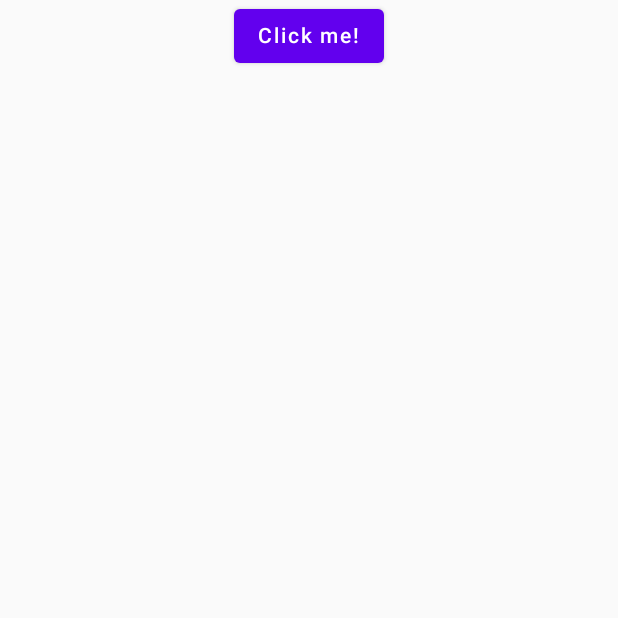
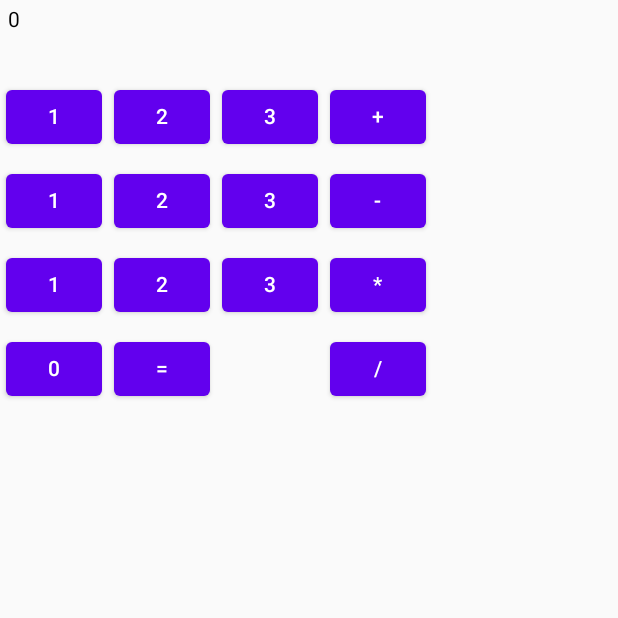
Before and after one commit to GreatOJ/MultiCalculator, an Android app built with Jetpack Compose: the screen it shows after launch (MainActivity), on a phone screen of 412 x 824 dp, the top half of it. Run offline under Robolectric (Android 15) with nearby library versions, the phone set to English and light mode, and no system bars.

Commit message:
Resolved CalcView Rows and column issues to match desired interface

```diff
--- a/composeApp/src/androidMain/kotlin/org/example/multicalculator/MainActivity.kt
+++ b/composeApp/src/androidMain/kotlin/org/example/multicalculator/MainActivity.kt
@@ -4,21 +4,110 @@ import App
 import android.os.Bundle
 import androidx.activity.ComponentActivity
 import androidx.activity.compose.setContent
+import androidx.compose.foundation.layout.Column
+import androidx.compose.foundation.layout.Row
+import androidx.compose.foundation.layout.fillMaxWidth
+import androidx.compose.foundation.layout.height
+import androidx.compose.foundation.layout.padding
+import androidx.compose.material.Button
+import androidx.compose.material.Text
 import androidx.compose.runtime.Composable
+import androidx.compose.runtime.MutableState
+import androidx.compose.runtime.mutableStateOf
+import androidx.compose.runtime.remember
+import androidx.compose.ui.Modifier
 import androidx.compose.ui.tooling.preview.Preview
+import androidx.compose.ui.unit.dp
 
 class MainActivity : ComponentActivity() {
+
     override fun onCreate(savedInstanceState: Bundle?) {
         super.onCreate(savedInstanceState)
 
         setContent {
-            App()
+            CalcView()
         }
     }
+    @Preview
+    @Composable
+    fun CalcView() {
+        val displayText = remember { mutableStateOf("0") }
+        Column {
+            Row{
+                CalcDisplay(displayText)
+            }
+            Row {
+                Column {
+                    for (num in 7 downTo 1 step 3) {
+                        CalcRow(displayText, startNum = 1, numButtons = 3)
+                    }
+
+                    Row {
+                        CalcNumericButton(0, displayText)
+                        CalcEqualsButton(display = displayText)
+                    }
+                }
+
+                Column {
+                    CalcOperationButton(operation = "+", display = displayText)
+                    CalcOperationButton(operation = "-", display = displayText)
+                    CalcOperationButton(operation = "*", display = displayText)
+                    CalcOperationButton(operation = "/", display = displayText)
+                }
+            }
+        }
+    }
+
+    @Composable
+    fun CalcRow(display: MutableState<String>, startNum: Int, numButtons: Int) {
+        val endNum = startNum + numButtons
+        Row(modifier = Modifier.padding(0.dp)) {
+            for (i in startNum until endNum) {
+                CalcNumericButton(i, display)
+            }
+        }
+    }
+
+    @Composable
+    fun CalcDisplay(display: MutableState<String>) {
+        Text(
+            text = display.value,
+            modifier = Modifier
+                .height(50.dp)
+                .padding(5.dp)
+                .fillMaxWidth()
+        )
+    }
+
+    @Composable
+    fun CalcNumericButton(number: Int, display: MutableState<String>) {
+        Button(
+            onClick = { display.value += number.toString() },
+            modifier = Modifier.padding(4.dp)
+        ) {
+            Text(text = number.toString())
+        }
+    }
+
+    @Composable
+    fun CalcOperationButton(operation: String, display: MutableState<String>) {
+        Button(
+            onClick = { /* Handle operation click */ },
+            modifier = Modifier.padding(4.dp)
+        ) {
+            Text(text = operation)
+        }
+    }
+
+    @Composable
+    fun CalcEqualsButton(display: MutableState<String>) {
+        Button(
+            onClick = { display.value = "0" },
+            modifier = Modifier.padding(4.dp)
+        ) {
+            Text(text = "=")
+        }
+    }
+
+
 }
-
-@Preview
-@Composable
-fun AppAndroidPreview() {
-    App()
-}
```
